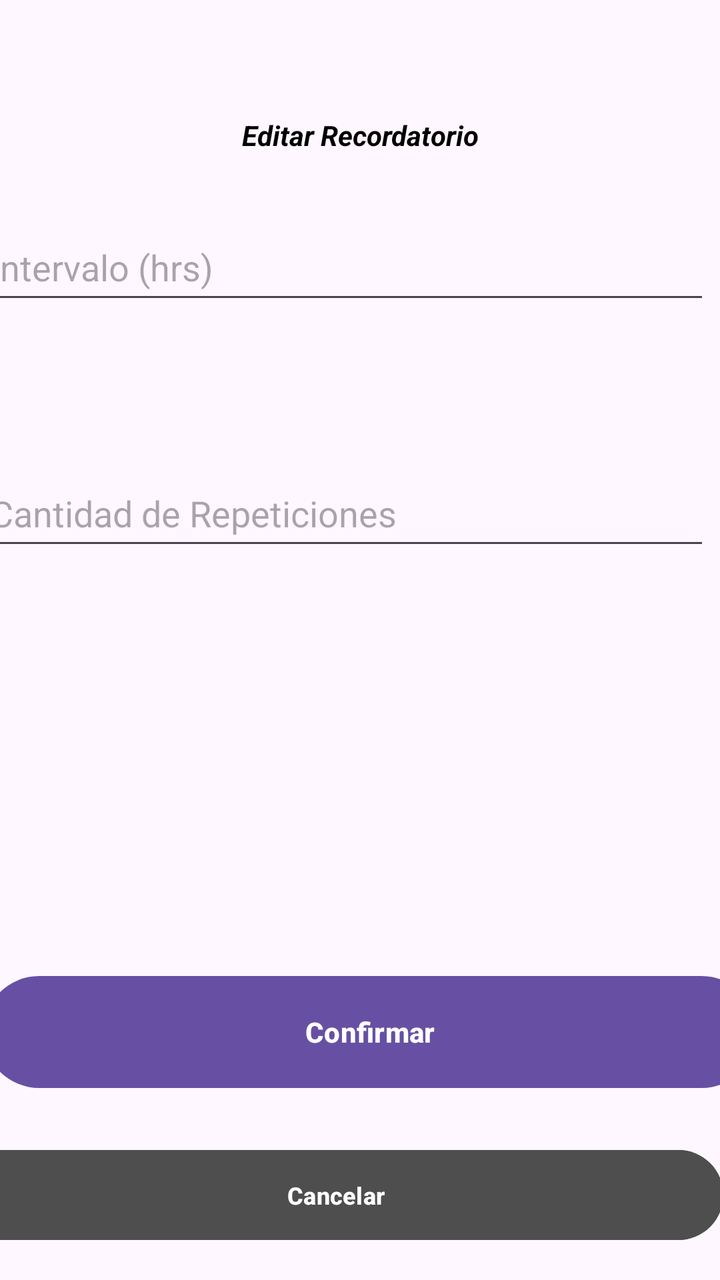
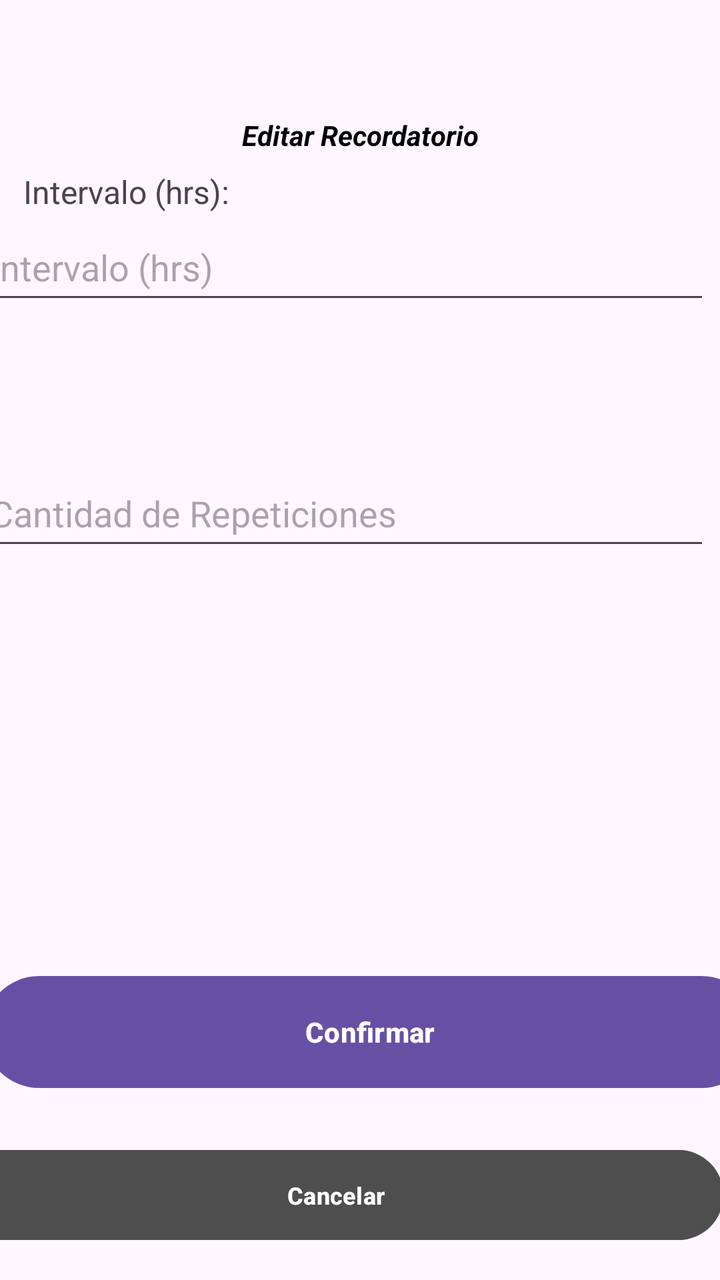

An Android layout rendered at two revisions. The XML below is the earlier revision; the diff shows what the commit changed to produce the second picture.
<!-- AndroidManifest.xml: application theme Theme.MobilesVC -->
<!-- res/layout/recordatorio_edit_view.xml -->
<?xml version="1.0" encoding="utf-8"?>
<androidx.constraintlayout.widget.ConstraintLayout xmlns:android="http://schemas.android.com/apk/res/android"
    xmlns:app="http://schemas.android.com/apk/res-auto"
    xmlns:tools="http://schemas.android.com/tools"
    android:layout_width="match_parent"
    android:layout_height="match_parent">

    <com.google.android.material.textfield.TextInputEditText
        android:id="@+id/vIntervaloEdit"
        android:layout_width="364dp"
        android:layout_height="50dp"
        android:layout_marginStart="16dp"
        android:layout_marginEnd="31dp"
        android:layout_marginBottom="73dp"
        android:hint="Intervalo (hrs)"
        app:layout_constraintBottom_toTopOf="@+id/vCantidadEdit"
        app:layout_constraintEnd_toEndOf="parent"
        app:layout_constraintStart_toStartOf="parent" />

    <com.google.android.material.textfield.TextInputEditText
        android:id="@+id/vCantidadEdit"
        android:layout_width="364dp"
        android:layout_height="50dp"
        android:layout_marginStart="16dp"
        android:layout_marginEnd="31dp"
        android:layout_marginBottom="204dp"
        android:hint="Cantidad de Repeticiones"
        app:layout_constraintBottom_toTopOf="@+id/vEditRecordatorio"
        app:layout_constraintEnd_toEndOf="parent"
        app:layout_constraintStart_toStartOf="parent" />

    <Button
        android:id="@+id/vEditRecordatorio"
        android:layout_width="387dp"
        android:layout_height="64dp"
        android:layout_marginTop="48dp"
        android:layout_marginBottom="92dp"
        android:paddingVertical="14dp"
        android:text="Confirmar"
        android:textStyle="bold"
        app:layout_constraintBottom_toBottomOf="parent"
        app:layout_constraintEnd_toEndOf="parent"
        app:layout_constraintHorizontal_bias="0.333"
        app:layout_constraintStart_toStartOf="parent" />

    <TextView
        android:id="@+id/textView7"
        android:layout_width="wrap_content"
        android:layout_height="wrap_content"
        android:layout_marginStart="97dp"
        android:layout_marginTop="58dp"
        android:layout_marginEnd="97dp"
        android:fontFamily="sans-serif"
        android:text="Editar Recordatorio"
        android:textColor="#000000"
        android:textStyle="bold|italic"
        app:layout_constraintEnd_toEndOf="parent"
        app:layout_constraintStart_toStartOf="parent"
        app:layout_constraintTop_toTopOf="parent"
        tools:textSize="26sp" />

    <Button
        android:id="@+id/vVolverRecordatorioEdit"
        android:layout_width="387dp"
        android:layout_height="53dp"
        android:layout_marginHorizontal="24dp"
        android:layout_marginTop="8dp"
        android:layout_marginBottom="16dp"
        android:backgroundTint="#4E4E4E"
        android:paddingVertical="10dp"
        android:text="Cancelar"
        android:textSize="12sp"
        android:textStyle="bold"
        android:visibility="visible"
        app:layout_constraintBottom_toBottomOf="parent"
        app:layout_constraintEnd_toEndOf="parent"
        app:layout_constraintHorizontal_bias="0.666"
        app:layout_constraintStart_toStartOf="parent" />

</androidx.constraintlayout.widget.ConstraintLayout>
<!-- resources referenced by this layout -->
<resources>
  <style name="Theme.MobilesVC" parent="Base.Theme.MobilesVC" />
  <style name="Base.Theme.MobilesVC" parent="Theme.Material3.DayNight.NoActionBar">
          
          
      </style>
</resources>

<!-- the commit's change to res/layout/recordatorio_edit_view.xml (unified diff, before → after) -->
@@ -4,6 +4,31 @@
     xmlns:tools="http://schemas.android.com/tools"
     android:layout_width="match_parent"
     android:layout_height="match_parent">
+
+    <TextView
+        android:id="@+id/textView49"
+        android:layout_width="200dp"
+        android:layout_height="22dp"
+        android:layout_marginTop="296dp"
+        android:text="Cantidad de Repeticiones:"
+        android:textSize="16sp"
+        app:layout_constraintBottom_toTopOf="@+id/vCantidadEdit"
+        app:layout_constraintEnd_toEndOf="parent"
+        app:layout_constraintHorizontal_bias="0.051"
+        app:layout_constraintStart_toStartOf="parent"
+        app:layout_constraintTop_toTopOf="parent"
+        app:layout_constraintVertical_bias="1.0" />
+
+    <TextView
+        android:id="@+id/textView48"
+        android:layout_width="130dp"
+        android:layout_height="22dp"
+        android:text="Intervalo (hrs):"
+        android:textSize="16sp"
+        app:layout_constraintBottom_toTopOf="@+id/vIntervaloEdit"
+        app:layout_constraintEnd_toEndOf="parent"
+        app:layout_constraintHorizontal_bias="0.051"
+        app:layout_constraintStart_toStartOf="parent" />
 
     <com.google.android.material.textfield.TextInputEditText
         android:id="@+id/vIntervaloEdit"
